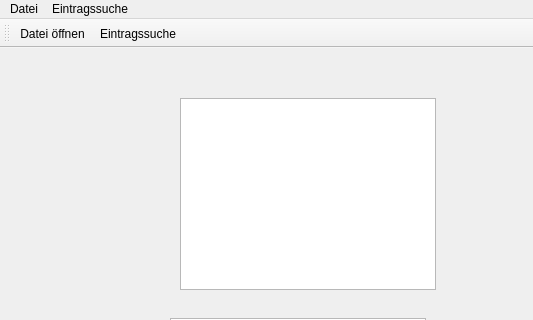
First picture: the form in travelagencyui.ui, repository Virsoh/Praktikum-3-Booking, before the edit; both pictures show x 0 to 533 and y 0 to 320 of the 790 by 600 pixel window.
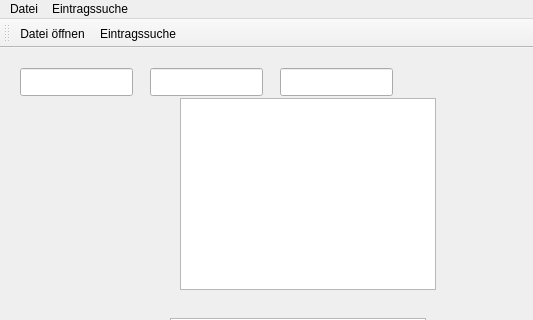
Second picture: the form after the edit. Icons and pictures are not drawn.

Commit message: Implement search helpers and stub UI functions

```diff
--- a/travelagencyui.ui
+++ b/travelagencyui.ui
@@ -34,6 +34,36 @@
      </rect>
     </property>
    </widget>
+   <widget class="QLineEdit" name="lineEditCustomerId">
+    <property name="geometry">
+     <rect>
+      <x>20</x>
+      <y>20</y>
+      <width>113</width>
+      <height>28</height>
+     </rect>
+    </property>
+   </widget>
+   <widget class="QLineEdit" name="lineEditFirstName">
+    <property name="geometry">
+     <rect>
+      <x>150</x>
+      <y>20</y>
+      <width>113</width>
+      <height>28</height>
+     </rect>
+    </property>
+   </widget>
+   <widget class="QLineEdit" name="lineEditLastName">
+    <property name="geometry">
+     <rect>
+      <x>280</x>
+      <y>20</y>
+      <width>113</width>
+      <height>28</height>
+     </rect>
+    </property>
+   </widget>
   </widget>
   <widget class="QStatusBar" name="statusbar"/>
   <widget class="QMenuBar" name="menuBar">
```
The commit also changes 4 other files.
